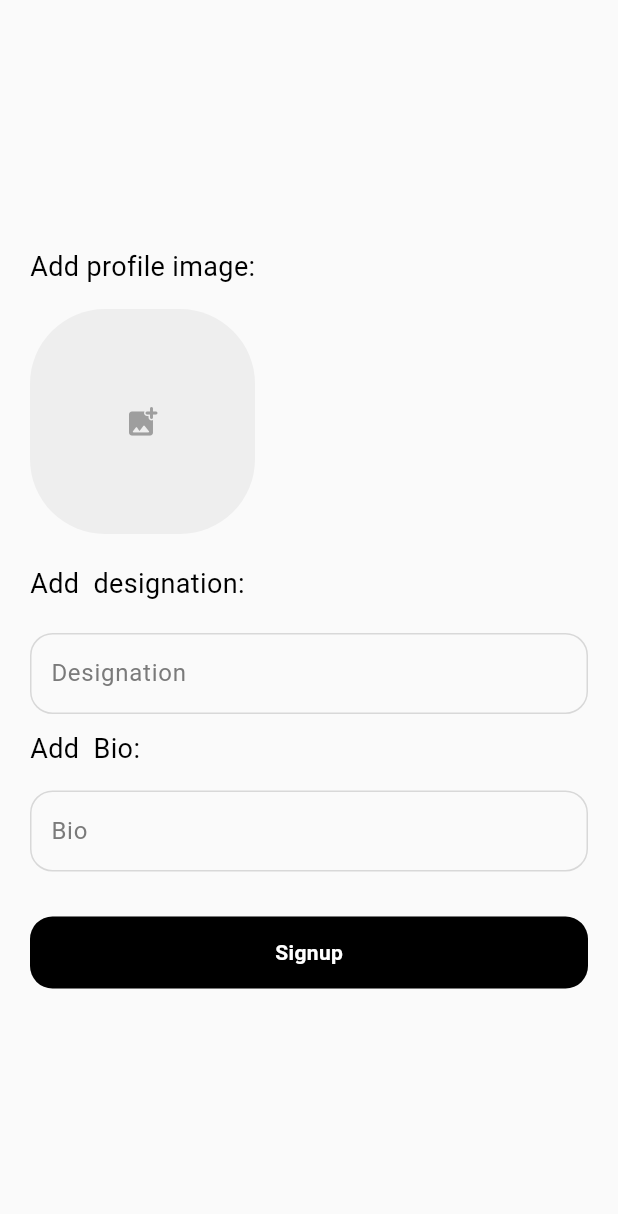
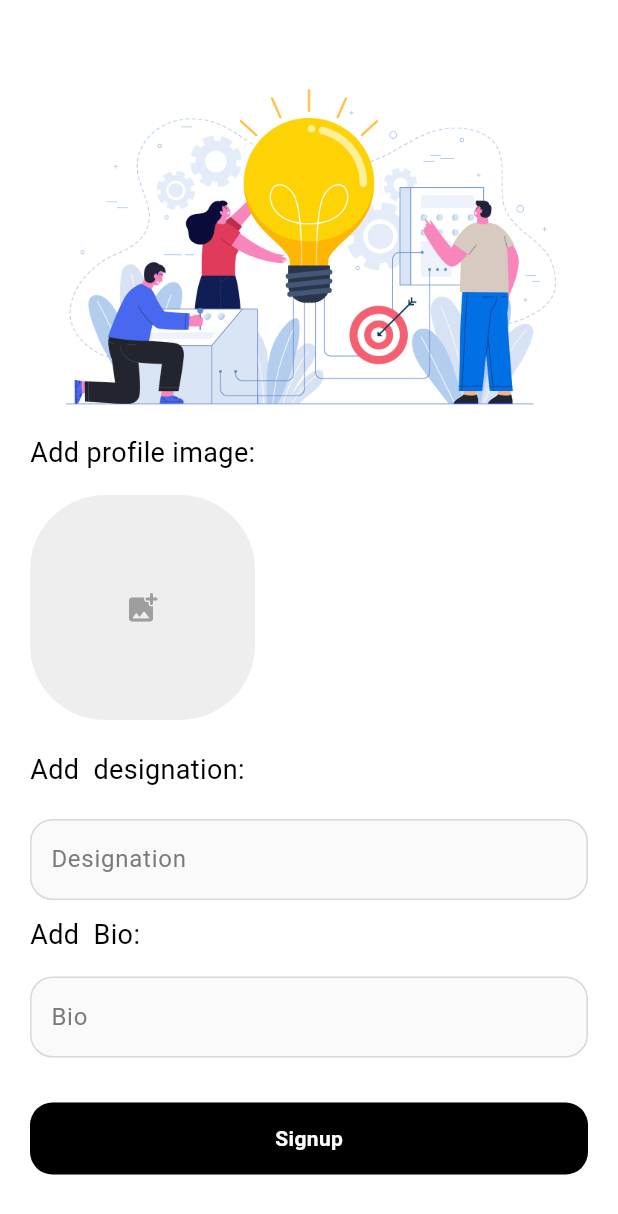
Before and after one commit to hemandhp/mindframe_user, a Flutter app: the SignupSecondScreen screen opened directly with empty values, on a phone screen of 412 x 824 dp. Shown: the top 1214 px of the screen. Run offline on Flutter 3.47's test engine with Material 3 defaults, Android fonts, the light colour scheme and no system bars; our stand-ins replace bloc, file_picker, flutter_bloc, iconly, logger, permission_handler and 1 more; missing offline and left inert: spotlight_bottom_navbar; accounts and stored records are empty; Roboto replaces fonts that are missing (Poppins).

Commit message:
added photo in second signup

```diff
--- a/lib/features/signup/signup_second_screen.dart
+++ b/lib/features/signup/signup_second_screen.dart
@@ -63,6 +63,7 @@ class _SignupSecondScreenState extends State<SignupSecondScreen> {
         },
         builder: (context, state) {
           return Scaffold(
+            backgroundColor: Colors.white,
             body: Padding(
               padding: const EdgeInsets.symmetric(horizontal: 20),
               child: Form(
@@ -71,6 +72,7 @@ class _SignupSecondScreenState extends State<SignupSecondScreen> {
                   mainAxisAlignment: MainAxisAlignment.center,
                   crossAxisAlignment: CrossAxisAlignment.start,
                   children: [
+                    Image.asset('asset/3081627.jpg'),
                     const Text(
                       'Add profile image:',
                       style: TextStyle(
```
